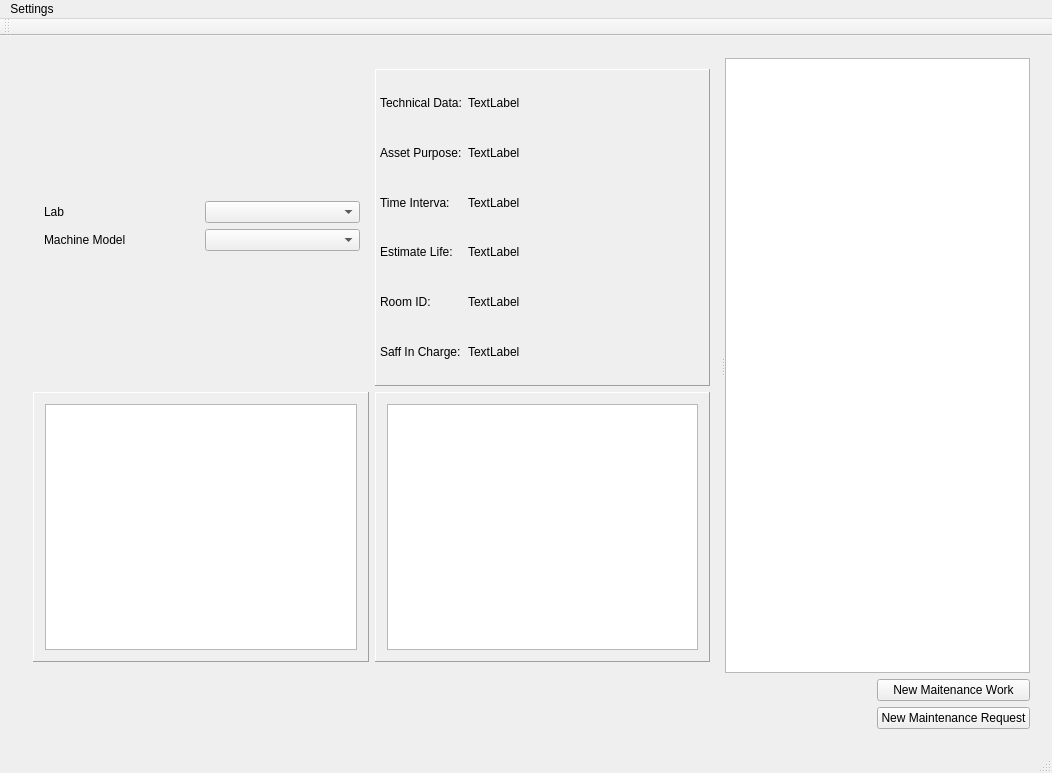
Above: LabAutumation/GUI.ui from OmarElbekiey/LabAutomationSystem before the change. Below: the same form after it.
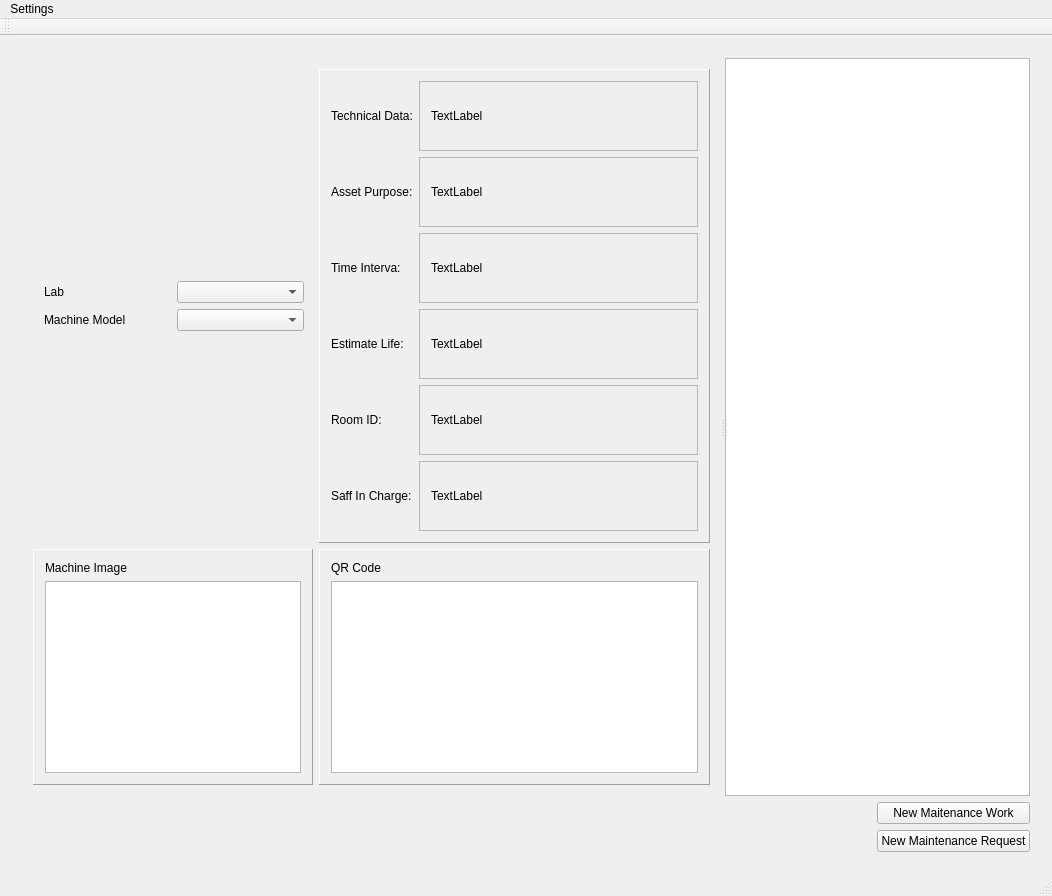
That is the form after the change.

What changed in the file:
```diff
--- a/LabAutumation/GUI.ui
+++ b/LabAutumation/GUI.ui
@@ -7,7 +7,7 @@
     <x>0</x>
     <y>0</y>
     <width>1052</width>
-    <height>773</height>
+    <height>868</height>
    </rect>
   </property>
   <property name="windowTitle">
@@ -31,7 +31,7 @@
            <enum>Qt::Horizontal</enum>
           </property>
           <widget class="QWidget" name="layoutWidget">
-           <layout class="QGridLayout" name="gridLayout">
+           <layout class="QGridLayout" name="gridLayout" columnstretch="1,5">
             <item row="0" column="0">
              <widget class="QFrame" name="frame">
               <property name="sizePolicy">
@@ -176,9 +176,6 @@
                <enum>QFrame::Raised</enum>
               </property>
               <layout class="QHBoxLayout" name="horizontalLayout_2">
-               <property name="leftMargin">
-                <number>4</number>
-               </property>
                <item>
                 <layout class="QVBoxLayout" name="verticalLayout_7">
                  <item>
@@ -226,6 +223,21 @@
                 </layout>
                </item>
                <item>
+                <layout class="QVBoxLayout" name="verticalLayout_15">
+                 <item>
+                  <widget class="QScrollArea" name="scrollArea">
+                   <property name="widgetResizable">
+                    <bool>true</bool>
+                   </property>
+                   <widget class="QWidget" name="scrollAreaWidgetContents">
+                    <property name="geometry">
+                     <rect>
+                      <x>0</x>
+                      <y>0</y>
+                      <width>303</width>
+                      <height>69</height>
+                     </rect>
+                    </property>
                 <layout class="QVBoxLayout" name="verticalLayout_6">
                  <item>
                   <widget class="QLabel" name="label_tchData">
@@ -240,6 +252,25 @@
                    </property>
                   </widget>
                  </item>
+                    </layout>
+                   </widget>
+                  </widget>
+                 </item>
+                 <item>
+                  <widget class="QScrollArea" name="scrollArea_2">
+                   <property name="widgetResizable">
+                    <bool>true</bool>
+                   </property>
+                   <widget class="QWidget" name="scrollAreaWidgetContents_2">
+                    <property name="geometry">
+                     <rect>
+                      <x>0</x>
+                      <y>0</y>
+                      <width>303</width>
+                      <height>69</height>
+                     </rect>
+                    </property>
+                    <layout class="QVBoxLayout" name="verticalLayout_10">
                  <item>
                   <widget class="QLabel" name="label_asstPurpose">
                    <property name="sizePolicy">
@@ -253,6 +284,25 @@
                    </property>
                   </widget>
                  </item>
+                    </layout>
+                   </widget>
+                  </widget>
+                 </item>
+                 <item>
+                  <widget class="QScrollArea" name="scrollArea_3">
+                   <property name="widgetResizable">
+                    <bool>true</bool>
+                   </property>
+                   <widget class="QWidget" name="scrollAreaWidgetContents_3">
+                    <property name="geometry">
+                     <rect>
+                      <x>0</x>
+                      <y>0</y>
+                      <width>303</width>
+                      <height>69</height>
+                     </rect>
+                    </property>
+                    <layout class="QVBoxLayout" name="verticalLayout_11">
                  <item>
                   <widget class="QLabel" name="label_timeInterval">
                    <property name="sizePolicy">
@@ -266,6 +316,25 @@
                    </property>
                   </widget>
                  </item>
+                    </layout>
+                   </widget>
+                  </widget>
+                 </item>
+                 <item>
+                  <widget class="QScrollArea" name="scrollArea_4">
+                   <property name="widgetResizable">
+                    <bool>true</bool>
+                   </property>
+                   <widget class="QWidget" name="scrollAreaWidgetContents_4">
+                    <property name="geometry">
+                     <rect>
+                      <x>0</x>
+                      <y>0</y>
+                      <width>303</width>
+                      <height>69</height>
+                     </rect>
+                    </property>
+                    <layout class="QVBoxLayout" name="verticalLayout_12">
                  <item>
                   <widget class="QLabel" name="label_EstimatLife">
                    <property name="sizePolicy">
@@ -279,6 +348,25 @@
                    </property>
                   </widget>
                  </item>
+                    </layout>
+                   </widget>
+                  </widget>
+                 </item>
+                 <item>
+                  <widget class="QScrollArea" name="scrollArea_6">
+                   <property name="widgetResizable">
+                    <bool>true</bool>
+                   </property>
+                   <widget class="QWidget" name="scrollAreaWidgetContents_6">
+                    <property name="geometry">
+                     <rect>
+                      <x>0</x>
+                      <y>0</y>
+                      <width>303</width>
+                      <height>69</height>
+                     </rect>
+                    </property>
+                    <layout class="QVBoxLayout" name="verticalLayout_13">
                  <item>
                   <widget class="QLabel" name="label_RoomID">
                    <property name="sizePolicy">
@@ -292,6 +380,25 @@
                    </property>
                   </widget>
                  </item>
+                    </layout>
+                   </widget>
+                  </widget>
+                 </item>
+                 <item>
+                  <widget class="QScrollArea" name="scrollArea_5">
+                   <property name="widgetResizable">
+                    <bool>true</bool>
+                   </property>
+                   <widget class="QWidget" name="scrollAreaWidgetContents_5">
+                    <property name="geometry">
+                     <rect>
+                      <x>0</x>
+                      <y>0</y>
+                      <width>303</width>
+                      <height>69</height>
+                     </rect>
+                    </property>
+                    <layout class="QVBoxLayout" name="verticalLayout_14">
                  <item>
                   <widget class="QLabel" name="label_StaffInCharge">
                    <property name="sizePolicy">
@@ -306,6 +413,10 @@
                   </widget>
                  </item>
                 </layout>
+                   </widget>
+                  </widget>
+                 </item>
+                </layout>
                </item>
               </layout>
              </widget>
@@ -322,7 +433,7 @@
                <property name="sizeConstraint">
                 <enum>QLayout::SetMinimumSize</enum>
                </property>
-               <item row="0" column="0">
+               <item row="1" column="0">
                 <widget class="QGraphicsView" name="graphicsView_Image">
                  <property name="sizePolicy">
                   <sizepolicy hsizetype="MinimumExpanding" vsizetype="Minimum">
@@ -332,6 +443,19 @@
                  </property>
                 </widget>
                </item>
+               <item row="0" column="0">
+                <widget class="QLabel" name="label_6">
+                 <property name="sizePolicy">
+                  <sizepolicy hsizetype="Fixed" vsizetype="Fixed">
+                   <horstretch>0</horstretch>
+                   <verstretch>0</verstretch>
+                  </sizepolicy>
+                 </property>
+                 <property name="text">
+                  <string>Machine Image</string>
+                 </property>
+                </widget>
+               </item>
               </layout>
              </widget>
             </item>
@@ -353,7 +477,7 @@
                <property name="sizeConstraint">
                 <enum>QLayout::SetMinimumSize</enum>
                </property>
-               <item row="0" column="0">
+               <item row="1" column="0">
                 <widget class="QGraphicsView" name="graphicsView_QR">
                  <property name="sizePolicy">
                   <sizepolicy hsizetype="MinimumExpanding" vsizetype="Minimum">
@@ -363,6 +487,19 @@
                  </property>
                 </widget>
                </item>
+               <item row="0" column="0">
+                <widget class="QLabel" name="label_8">
+                 <property name="sizePolicy">
+                  <sizepolicy hsizetype="Fixed" vsizetype="Fixed">
+                   <horstretch>0</horstretch>
+                   <verstretch>0</verstretch>
+                  </sizepolicy>
+                 </property>
+                 <property name="text">
+                  <string>QR Code</string>
+                 </property>
+                </widget>
+               </item>
               </layout>
              </widget>
             </item>
```
Left out of the diff: 54 changed lines with no effect on the pictures. Lines whose indentation alone changed are shown as unchanged.
